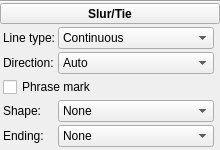
Qt form mscore/inspector/inspector_slur.ui (Celeste-fr/MS3-MS4playback-SSO) before a commit.
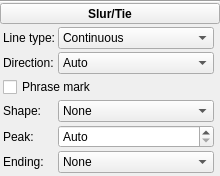
The same form after that commit. Custom widgets are drawn as their Qt base class.

Commit message: Phrase marks: Shape None / Swell with a Peak (Auto or 0-100 %), played continuously as a hairpin; a peak grip in edit mode (the owner, 2026-11-07: "I don't like that it only has 3 options", "you can't represent swell within one long held note")

```diff
--- a/mscore/inspector/inspector_slur.ui
+++ b/mscore/inspector/inspector_slur.ui
@@ -278,6 +278,63 @@
        </widget>
       </item>
       <item row="5" column="0">
+       <widget class="QLabel" name="phrasePeakLabel">
+        <property name="text">
+         <string>Peak:</string>
+        </property>
+        <property name="alignment">
+         <set>Qt::AlignLeading|Qt::AlignLeft|Qt::AlignVCenter</set>
+        </property>
+        <property name="buddy">
+         <cstring>phrasePeak</cstring>
+        </property>
+       </widget>
+      </item>
+      <item row="5" column="1">
+       <widget class="QSpinBox" name="phrasePeak">
+        <property name="sizePolicy">
+         <sizepolicy hsizetype="Expanding" vsizetype="Fixed">
+          <horstretch>0</horstretch>
+          <verstretch>0</verstretch>
+         </sizepolicy>
+        </property>
+        <property name="toolTip">
+         <string>Where the swell is loudest, in percent of the phrase. Auto: the highest note, else the middle.</string>
+        </property>
+        <property name="accessibleName">
+         <string>Peak</string>
+        </property>
+        <property name="specialValueText">
+         <string>Auto</string>
+        </property>
+        <property name="suffix">
+         <string> %</string>
+        </property>
+        <property name="minimum">
+         <number>-1</number>
+        </property>
+        <property name="maximum">
+         <number>100</number>
+        </property>
+        <property name="value">
+         <number>-1</number>
+        </property>
+       </widget>
+      </item>
+      <item row="5" column="2">
+       <widget class="Ms::ResetButton" name="resetPhrasePeak" native="true">
+        <property name="sizePolicy">
+         <sizepolicy hsizetype="Fixed" vsizetype="Preferred">
+          <horstretch>0</horstretch>
+          <verstretch>0</verstretch>
+         </sizepolicy>
+        </property>
+        <property name="accessibleName">
+         <string>Reset 'Peak' value</string>
+        </property>
+       </widget>
+      </item>
+      <item row="6" column="0">
        <widget class="QLabel" name="phraseEndingLabel">
         <property name="text">
          <string>Ending:</string>
@@ -290,7 +347,7 @@
         </property>
        </widget>
       </item>
-      <item row="5" column="1">
+      <item row="6" column="1">
        <widget class="QComboBox" name="phraseEnding">
         <property name="sizePolicy">
          <sizepolicy hsizetype="Expanding" vsizetype="Fixed">
```
Left out of the diff: 17 changed lines with no effect on the pictures. The commit also changes 17 other files.
